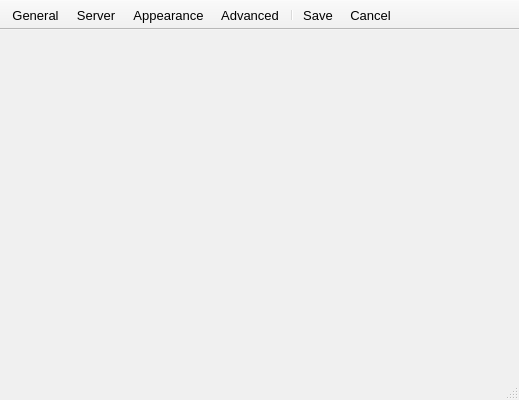
The window that src/gui/config/configdialog.ui (a-ilin/vidalia) describes before a commit, drawn with Qt 5.
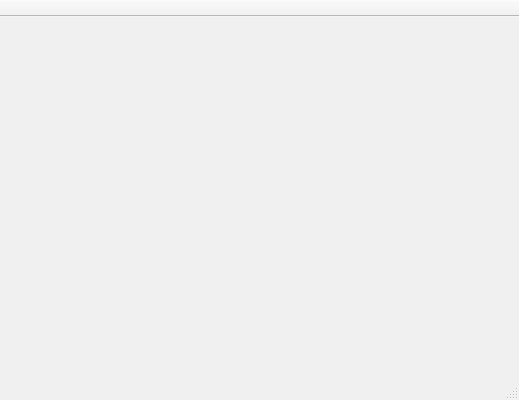
The same window after the commit. Icons and pictures are not drawn.

Commit message:
Make the ConfigDialog tool buttons non-exclusive.
svn:r532

Patch:
```diff
--- a/src/gui/config/configdialog.ui
+++ b/src/gui/config/configdialog.ui
@@ -618,128 +618,7 @@
    <attribute name="toolBarArea" >
     <number>4</number>
    </attribute>
-   <addaction name="actionGeneral" />
-   <addaction name="actionServer" />
-   <addaction name="actionAppearance" />
-   <addaction name="actionAdvanced" />
-   <addaction name="separator" />
-   <addaction name="actionSave" />
-   <addaction name="actionCancel" />
   </widget>
-  <action name="actionGeneral" >
-   <property name="icon" >
-    <iconset resource="../res/vidalia.qrc" >:/images/22x22/preferences-system.png</iconset>
-   </property>
-   <property name="text" >
-    <string>General</string>
-   </property>
-   <property name="font" >
-    <font>
-     <family>Arial</family>
-     <pointsize>10</pointsize>
-     <weight>50</weight>
-     <italic>false</italic>
-     <bold>false</bold>
-     <underline>false</underline>
-     <strikeout>false</strikeout>
-    </font>
-   </property>
-  </action>
-  <action name="actionServer" >
-   <property name="icon" >
-    <iconset resource="../res/vidalia.qrc" >:/images/22x22/network-server.png</iconset>
-   </property>
-   <property name="text" >
-    <string>Server</string>
-   </property>
-   <property name="font" >
-    <font>
-     <family>Arial</family>
-     <pointsize>10</pointsize>
-     <weight>50</weight>
-     <italic>false</italic>
-     <bold>false</bold>
-     <underline>false</underline>
-     <strikeout>false</strikeout>
-    </font>
-   </property>
-  </action>
-  <action name="actionAppearance" >
-   <property name="icon" >
-    <iconset resource="../res/vidalia.qrc" >:/images/22x22/preferences-desktop-locale.png</iconset>
-   </property>
-   <property name="text" >
-    <string>Appearance</string>
-   </property>
-   <property name="font" >
-    <font>
-     <family>Arial</family>
-     <pointsize>10</pointsize>
-     <weight>50</weight>
-     <italic>false</italic>
-     <bold>false</bold>
-     <underline>false</underline>
-     <strikeout>false</strikeout>
-    </font>
-   </property>
-  </action>
-  <action name="actionAdvanced" >
-   <property name="icon" >
-    <iconset resource="../res/vidalia.qrc" >:/images/22x22/emblem-system.png</iconset>
-   </property>
-   <property name="text" >
-    <string>Advanced</string>
-   </property>
-   <property name="font" >
-    <font>
-     <family>Arial</family>
-     <pointsize>10</pointsize>
-     <weight>50</weight>
-     <italic>false</italic>
-     <bold>false</bold>
-     <underline>false</underline>
-     <strikeout>false</strikeout>
-    </font>
-   </property>
-  </action>
-  <action name="actionSave" >
-   <property name="icon" >
-    <iconset resource="../res/vidalia.qrc" >:/images/22x22/media-floppy.png</iconset>
-   </property>
-   <property name="text" >
-    <string>Save</string>
-   </property>
-   <property name="font" >
-    <font>
-     <family>Arial</family>
-     <pointsize>10</pointsize>
-     <weight>50</weight>
-     <italic>false</italic>
-     <bold>false</bold>
-     <underline>false</underline>
-     <strikeout>false</strikeout>
-    </font>
-   </property>
-  </action>
-  <action name="actionCancel" >
-   <property name="icon" >
-    <iconset resource="../res/vidalia.qrc" >:/images/22x22/emblem-unreadable.png</iconset>
-   </property>
-   <property name="text" >
-    <string>Cancel</string>
-   </property>
-   <property name="font" >
-    <font>
-     <family>Arial</family>
-     <pointsize>10</pointsize>
-     <weight>50</weight>
-     <italic>false</italic>
-     <bold>false</bold>
-     <underline>false</underline>
-     <strikeout>false</strikeout>
-    </font>
-   </property>
-  </action>
  </widget>
  <pixmapfunction></pixmapfunction>
  <resources>
```
The commit also changes 2 other files.
